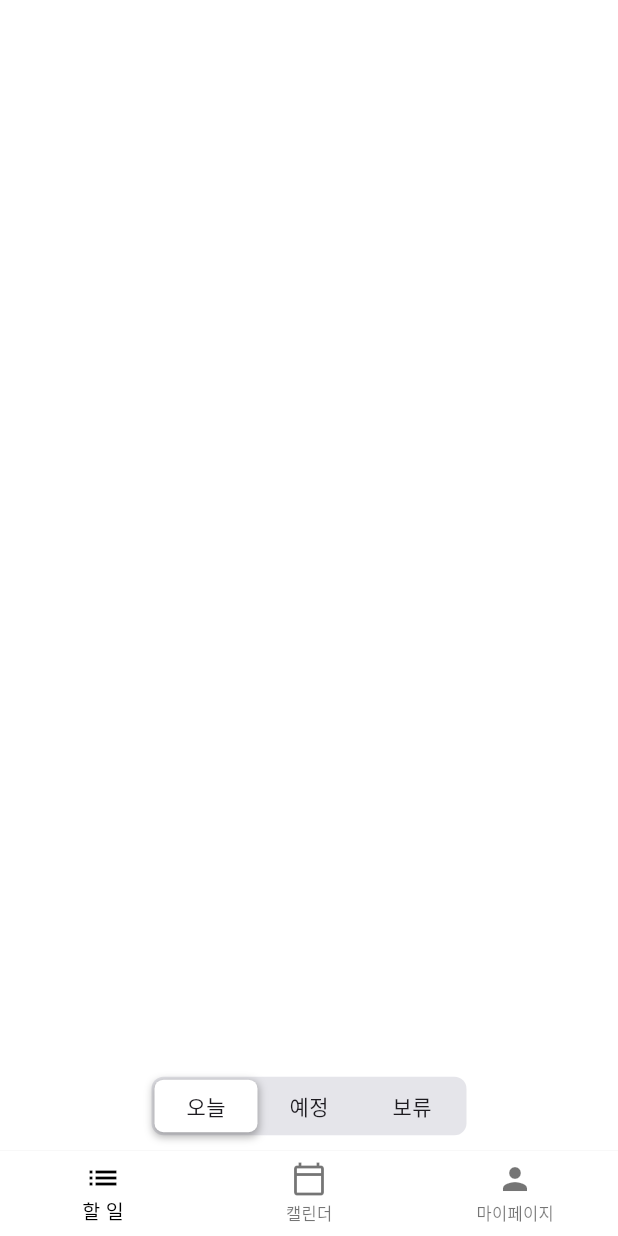
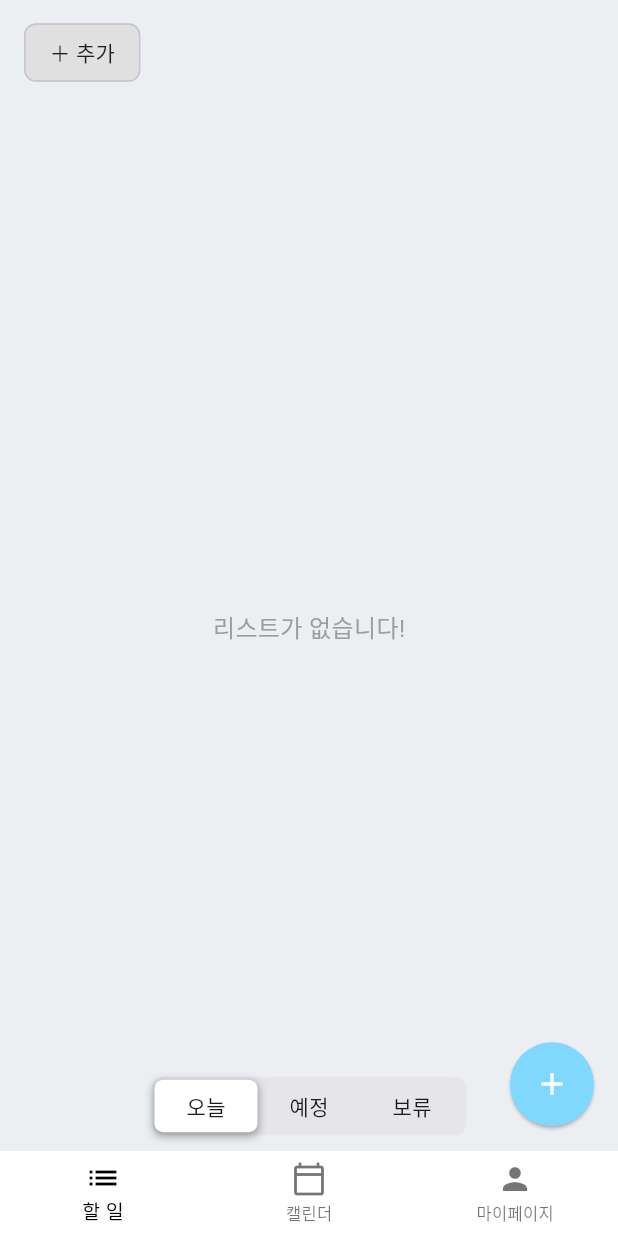
Before and after one commit to SuuuHyeon/Study_Management_APP, a Flutter app: the screen it shows after launch, on a phone screen of 412 x 824 dp. Run offline on Flutter 3.47's test engine with Material 3 defaults, Android fonts, the phone set to English and light mode, and no system bars; drawn by our look-alikes of custom_sliding_segmented_control; our stand-ins replace drift, drift_flutter, flutter_riverpod, go_router; accounts and stored records are empty; generated files the repository leaves out were written again.

Commit message:
Feat: 카테고리 조회 및 필터링 기능 추가
- 카테고리 리스트별 조회 기능 추가
 -> 오늘, 예정, 보류 리스트에서 카테고리 필터링 추가

```diff
--- a/APP/lib/core/constatnts/todo_filter.dart
+++ b/APP/lib/core/constatnts/todo_filter.dart
@@ -1,3 +1,4 @@
+/// 투두 필터
 enum ToDoFilter {
   today, upcoming, hold
 }
--- a/APP/lib/data/repository/todo_repository.dart
+++ b/APP/lib/data/repository/todo_repository.dart
@@ -60,4 +60,9 @@ class ToDoRepository {
     await (_db.update(_db.toDoItem)..where((t) => t.id.equals(id)))
         .write(ToDoItemCompanion(isChecked: Value(isChecked)));
   }
+
+  /// 카테고리 리스트 조회
+  Future<List<CategoryData>> getCategoryList() async {
+    return _db.getCategoryList();
+  }
 }
--- a/APP/lib/presentation/ui/screens/main_screen/f_todo_list.dart
+++ b/APP/lib/presentation/ui/screens/main_screen/f_todo_list.dart
@@ -2,7 +2,9 @@ import 'package:flutter/material.dart';
 import 'package:flutter_riverpod/flutter_riverpod.dart';
 import 'package:study_management_app/core/constatnts/todo_filter.dart';
 import 'package:study_management_app/core/providers/app_state_provider.dart';
+import 'package:study_management_app/presentation/ui/widgets/w_category_selector.dart';
 import 'package:study_management_app/presentation/ui/widgets/w_todo_filter_segment.dart';
+import 'package:study_management_app/presentation/viewModel/cagegory_view_model.dart';
 import 'package:study_management_app/presentation/viewModel/todo_list_view_model.dart';
 import 'package:study_management_app/presentation/ui/screens/main_screen/todo_list_tab/filtered_todo_list.dart';
 
@@ -18,11 +20,18 @@ class ToDoListTab extends ConsumerWidget {
 
     return Stack(
       alignment: Alignment.center,
-      fit: StackFit.expand,
       children: [
-        FilteredToDoList(
-          key: PageStorageKey(currentFilter), // currentFilter로 key 값 설정 -> 스크롤 상태 유지
-          filteredToDoList: filteredList,
+        Column(
+          children: [
+            const CategorySelector(),
+            Expanded(
+              child: FilteredToDoList(
+                key: PageStorageKey(currentFilter),
+                // currentFilter로 key 값 설정 -> 스크롤 상태 유지
+                filteredToDoList: filteredList,
+              ),
+            ),
+          ],
         ),
         Positioned(
           bottom: 10,
@@ -36,3 +45,9 @@ class ToDoListTab extends ConsumerWidget {
     );
   }
 }
+
+//ToDoFilterSegment(
+//             currentFilter: currentFilter,
+//             onFilterChanged: (filter) =>
+//                 ref.read(toDoFilterProvider.notifier).state = filter,
+//           ),
--- a/APP/lib/presentation/ui/screens/main_screen/s_main.dart
+++ b/APP/lib/presentation/ui/screens/main_screen/s_main.dart
@@ -1,10 +1,9 @@
 import 'package:flutter/material.dart';
 import 'package:flutter_riverpod/flutter_riverpod.dart';
 import 'package:study_management_app/core/providers/app_state_provider.dart';
-import 'package:study_management_app/presentation/ui/widgets/w_app_bar.dart';
 import 'package:study_management_app/presentation/ui/widgets/w_bottom_nav_bar.dart';
-import 'package:study_management_app/presentation/ui/widgets/w_todo_filter_segment.dart';
 
+import '../../widgets/w_todo_create_modal.dart';
 import 'f_calendar.dart';
 import 'f_my_page.dart';
 import 'f_todo_list.dart';
@@ -22,18 +21,37 @@ class MainScreen extends ConsumerWidget {
   Widget build(BuildContext context, WidgetRef ref) {
     print('============> 메인스크린 build');
     final bottomIndex = ref.watch(bottomNavProvider);
+
     return Scaffold(
-        backgroundColor: Colors.white,
-        // appBar: CustomAppBar(bottomIndex: bottomIndex),
-        // appBar: AppBar(
-        //   toolbarHeight: 0,
-        // ),
-        body: SafeArea(
-          child: IndexedStack(
-            index: bottomIndex,
-            children: tabList,
-          ),
+      backgroundColor: Colors.blueGrey[50],
+      body: SafeArea(
+        child: IndexedStack(
+          index: bottomIndex,
+          children: tabList,
         ),
-        bottomNavigationBar: const BottomNavBar());
+      ),
+      bottomNavigationBar: const BottomNavBar(),
+      floatingActionButton: FloatingActionButton(
+        elevation: 1,
+        shape: RoundedRectangleBorder(
+          borderRadius: BorderRadius.circular(50),
+        ),
+        backgroundColor: Colors.lightBlueAccent[100],
+        child: const Icon(
+          Icons.add,
+          color: Colors.white,
+        ),
+        onPressed: () {
+          showModalBottomSheet(
+            isScrollControlled: true,
+            context: context,
+            backgroundColor: Colors.transparent,
+            builder: (BuildContext context) {
+              return const AddTodoBottomSheet();
+            },
+          );
+        },
+      ),
+    );
   }
 }
--- a/APP/lib/presentation/ui/screens/main_screen/todo_list_tab/filtered_todo_list.dart
+++ b/APP/lib/presentation/ui/screens/main_screen/todo_list_tab/filtered_todo_list.dart
@@ -1,25 +1,47 @@
 import 'package:flutter/material.dart';
 import 'package:flutter_riverpod/flutter_riverpod.dart';
-import 'package:study_management_app/core/constatnts/todo_filter.dart';
 import 'package:study_management_app/data/sources/local/todo.dart';
 import 'package:study_management_app/presentation/ui/widgets/w_todo_list_item.dart';
 import 'package:study_management_app/presentation/viewModel/todo_list_view_model.dart';
 
+import '../../../../viewModel/cagegory_view_model.dart';
+
 class FilteredToDoList extends ConsumerWidget {
   final List<ToDoItemData> filteredToDoList;
 
-  const FilteredToDoList({super.key, required this.filteredToDoList});
+  const FilteredToDoList({
+    super.key,
+    required this.filteredToDoList,
+  });
 
   @override
   Widget build(BuildContext context, WidgetRef ref) {
     print('필터리스트 빌드');
+    final selectedCategory = ref.watch(selectedCategoryProvider);
+
+    final categoryFilteredList = selectedCategory == '전체'
+        ? filteredToDoList
+        : filteredToDoList
+            .where((toDo) => toDo.category == selectedCategory)
+            .toList();
+
+    print(filteredToDoList);
+    print('categoryFilteredList: $categoryFilteredList');
+    print('selectedCategory: $selectedCategory');
+
+    if (categoryFilteredList.isEmpty) {
+      return const Center(
+        child: Text('리스트가 없습니다!',
+            style: TextStyle(fontSize: 16, color: Colors.grey)),
+      );
+    }
 
     return ListView.builder(
-      padding: EdgeInsets.fromLTRB(16, 15, 16, 50),
+      padding: const EdgeInsets.fromLTRB(16, 15, 16, 50),
       physics: const ScrollPhysics(),
-      itemCount: filteredToDoList.length,
+      itemCount: categoryFilteredList.length,
       itemBuilder: (context, index) {
-        final toDoItem = filteredToDoList[index];
+        final toDoItem = categoryFilteredList[index];
         return ToDoListItem(
           key: ValueKey(toDoItem.id),
           title: toDoItem.title,
--- /dev/null
+++ b/APP/lib/presentation/ui/widgets/w_category_selector.dart
@@ -0,0 +1,86 @@
+import 'package:flutter/material.dart';
+import 'package:flutter_riverpod/flutter_riverpod.dart';
+
+import 'package:study_management_app/core/providers/app_state_provider.dart';
+import 'package:study_management_app/presentation/viewModel/cagegory_view_model.dart';
+
+class CategorySelector extends ConsumerWidget {
+  const CategorySelector({super.key});
+
+  @override
+  Widget build(BuildContext context, WidgetRef ref) {
+    final categories = ref.watch(categoryProvider);
+    final selectedCategory = ref.watch(selectedCategoryProvider);
+
+    return Container(
+      height: 70,
+      color: Colors.blueGrey[50],
+      child: ListView(
+        scrollDirection: Axis.horizontal,
+        padding: const EdgeInsets.symmetric(horizontal: 16, vertical: 10),
+        children: [
+          ...categories.map((category) => Row(
+            children: [
+              ChoiceChip(
+                label: Text(category.name),
+                selected: selectedCategory == category.name,
+                onSelected: (isSelected) {
+                  final newCategory = isSelected ? category.name : '전체';
+                  ref.read(selectedCategoryProvider.notifier).state = newCategory;
+
+                  // ✅ 변경된 `selectedCategoryProvider` 값을 즉시 확인
+                  print('category ID: ${category.id}');
+                  print('selectedCategory: ${ref.read(selectedCategoryProvider)}');
+                },
+                backgroundColor: Colors.grey[200],
+                selectedColor: Colors.blueGrey[200],
+              ),
+              // 리스트 구분
+              const VerticalDivider(thickness: 1, endIndent: 10, indent: 10, width: 20),
+            ],
+          )),
+          ActionChip(
+            label: const Text('＋ 추가', style: TextStyle(color: Colors.black87)),
+            backgroundColor: Colors.grey[300],
+            onPressed: () {
+              _showAddCategoryDialog(context, ref);
+            },
+          ),
+        ],
+      ),
+    );
+  }
+
+  // 🟢 카테고리 추가 다이얼로그
+  void _showAddCategoryDialog(BuildContext context, WidgetRef ref) {
+    final controller = TextEditingController();
+    showDialog(
+      context: context,
+      builder: (context) {
+        return AlertDialog(
+          title: const Text('새 카테고리 추가'),
+          content: TextField(
+            controller: controller,
+            decoration: const InputDecoration(hintText: '카테고리 이름'),
+          ),
+          actions: [
+            TextButton(
+              onPressed: () => Navigator.pop(context),
+              child: const Text('취소'),
+            ),
+            TextButton(
+              onPressed: () {
+                final name = controller.text.trim();
+                if (name.isNotEmpty) {
+                  // ref.read(categoryProvider.notifier).addCategory(name);
+                }
+                Navigator.pop(context);
+              },
+              child: const Text('추가'),
+            ),
+          ],
+        );
+      },
+    );
+  }
+}
--- a/APP/lib/presentation/ui/widgets/w_todo_list_item.dart
+++ b/APP/lib/presentation/ui/widgets/w_todo_list_item.dart
@@ -1,7 +1,6 @@
 import 'package:flutter/material.dart';
 import 'package:flutter_riverpod/flutter_riverpod.dart';
 import 'package:study_management_app/presentation/viewModel/todo_list_view_model.dart';
-
 
 /// 투두 아이템 위젯
 class ToDoListItem extends StatelessWidget {
@@ -26,7 +25,7 @@ class ToDoListItem extends StatelessWidget {
       shape: RoundedRectangleBorder(
         borderRadius: BorderRadius.circular(14),
       ),
-      color: Colors.grey[200],
+      color: Colors.white,
       child: Padding(
         padding: const EdgeInsets.all(14.0),
         child: Row(
@@ -49,7 +48,7 @@ class ToDoListItem extends StatelessWidget {
                           style: const TextStyle(
                               fontSize: 17, fontWeight: FontWeight.bold),
                         ),
-                        Text(startTime.toString()),
+                        Text('${startTime?.month}월 ${startTime?.day}일'),
                       ],
                     ),
                   ),
--- /dev/null
+++ b/APP/lib/presentation/viewModel/cagegory_view_model.dart
@@ -0,0 +1,29 @@
+import 'package:flutter/material.dart';
+import 'package:flutter_riverpod/flutter_riverpod.dart';
+import 'package:study_management_app/data/repository/todo_repository.dart';
+import 'package:study_management_app/data/sources/local/todo.dart';
+
+import '../../data/models/todo_category.dart';
+
+// 🟢 카테고리 리스트 상태 관리
+class CategoryViewModel extends StateNotifier<List<CategoryData>> {
+  final ToDoRepository _repository;
+
+  CategoryViewModel(this._repository) : super(<CategoryData>[]) {
+    getCategoryList();
+  }
+
+  Future<void> getCategoryList() async {
+    final categories = await _repository.getCategoryList(); // ✅ 데이터를 가져올 때 await 추가
+    state = categories; // ✅ 상태 업데이트
+    print('Loaded categories: $state'); // ✅ 업데이트된 state 출력
+  }
+}
+
+final categoryProvider =
+    StateNotifierProvider<CategoryViewModel, List<CategoryData>>(
+  (ref) => CategoryViewModel(ref.watch(toDoRepositoryProvider)),
+);
+
+// 🟢 선택된 카테고리 상태 관리 (중복 불가)
+final selectedCategoryProvider = StateProvider<String>((ref) => '전체');
```
Also changed, not shown: APP/lib/core/extension/context_extension.dart (added, +9 -0 lines), APP/lib/data/models/todo_category.dart (added, +9 -0 lines), APP/lib/data/sources/local/category.dart (added, +8 -0 lines), APP/lib/data/sources/local/todo.dart (+14 -2 lines), APP/lib/main.dart (+12 -1 lines), APP/lib/presentation/ui/widgets/w_todo_create_modal.dart (added, +147 -0 lines), APP/lib/presentation/viewModel/todo_list_view_model.dart (+11 -0 lines), APP/lib/data/sources/local/todo.g.dart, 11 other files.
